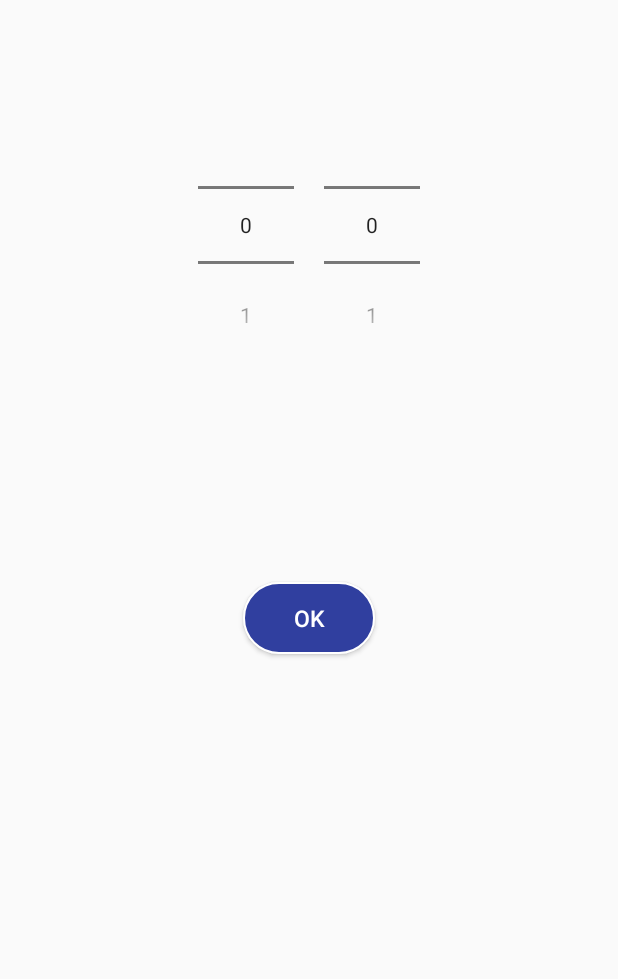
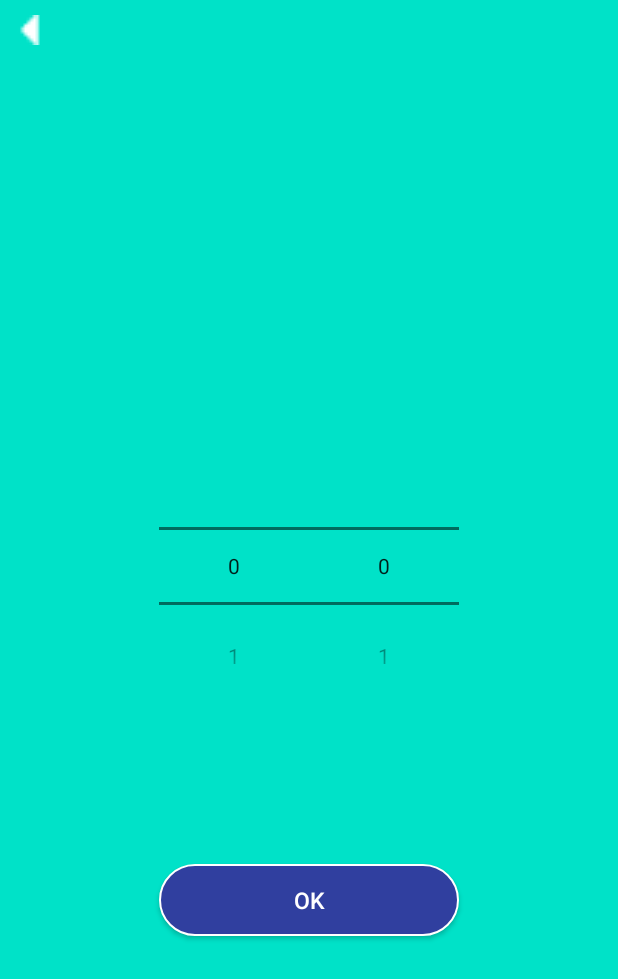
Before and after one commit to Thrirry/SoundWaves, an Android app: the SettingCountdownActivity screen opened directly, with no data from a screen before it, on a phone screen of 412 x 824 dp. Shown: the top 979 px of the screen. Run offline under Robolectric (Android 15) with nearby library versions, the phone set to English and light mode, and no system bars; our stand-ins replace ButterKnife.

Commit message:
update version 1.2

```diff
--- a/app/src/main/java/com/ev/gone/fubiz/Views/CountdownActivity.java
+++ b/app/src/main/java/com/ev/gone/fubiz/Views/CountdownActivity.java
@@ -29,6 +29,7 @@ public class CountdownActivity extends AppCompatActivity {
 
     private long timeCountInMilliSeconds;
     private CountDownTimer countDownTimer;
+
 
 
 
@@ -83,6 +84,7 @@ public class CountdownActivity extends AppCompatActivity {
             }
         });
     }
+
 
     private void startStop() {
 
--- a/app/src/main/java/com/ev/gone/fubiz/Views/SettingCountdownActivity.java
+++ b/app/src/main/java/com/ev/gone/fubiz/Views/SettingCountdownActivity.java
@@ -6,8 +6,6 @@ import android.os.Bundle;
 
 import com.ev.gone.fubiz.R;
 
-import android.support.v7.app.AppCompatActivity;
-import android.os.Bundle;
 import android.view.View;
 import android.widget.Button;
 import android.widget.NumberPicker;
@@ -27,6 +25,9 @@ public class SettingCountdownActivity extends AppCompatActivity {
     @BindView(R.id.npMinutes)
     NumberPicker npMinutes = null;
 
+    Button back_to_alpha_main;
+
+
 
     private long minutes;
 
@@ -40,6 +41,7 @@ public class SettingCountdownActivity extends AppCompatActivity {
         npHours.setMaxValue(12);
         npHours.setMinValue(0);
         npHours.setWrapSelectorWheel(false);
+
 
 //Set values picker minutes
         npMinutes.setMaxValue(60);
@@ -62,5 +64,19 @@ public class SettingCountdownActivity extends AppCompatActivity {
                 }
             }
         });
+
+
+        back_to_alpha_main = (Button) findViewById(R.id.back_to_alpha_main);
+        back_to_alpha_main.setOnClickListener(new View.OnClickListener() {
+            @Override
+            public void onClick(View v) {
+
+                Intent redirect_one = new Intent(SettingCountdownActivity.this, AlphaActivity.class);
+                startActivity(redirect_one);
+
+
+            }
+        });
+
     }
 }
--- a/app/src/main/res/layout/activity_alpha_main.xml
+++ b/app/src/main/res/layout/activity_alpha_main.xml
@@ -151,7 +151,7 @@
         </LinearLayout>
 
 
-
+        <!--Just for test-->
         <LinearLayout
             android:layout_width="match_parent"
             android:layout_height="wrap_content"
@@ -161,8 +161,9 @@
             <TextView
                 android:id="@+id/tvTest_alpha"
                 android:layout_width="wrap_content"
-                android:layout_height="20dp"
+                android:layout_height="1dp"
                 android:layout_gravity="center"
+                android:textColor="@color/cyanBackground"
                 />
 
         </LinearLayout>
--- a/app/src/main/res/layout/activity_setting_countdown.xml
+++ b/app/src/main/res/layout/activity_setting_countdown.xml
@@ -1,49 +1,85 @@
 <?xml version="1.0" encoding="utf-8"?>
-<RelativeLayout xmlns:android="http://schemas.android.com/apk/res/android"
+<LinearLayout xmlns:android="http://schemas.android.com/apk/res/android"
     xmlns:app="http://schemas.android.com/apk/res-auto"
     xmlns:tools="http://schemas.android.com/tools"
     android:layout_width="match_parent"
     android:layout_height="match_parent"
-    tools:context="com.ev.gone.fubiz.Views.SettingCountdownActivity">
+    android:orientation="vertical"
+    tools:context="com.ev.gone.fubiz.Views.SettingCountdownActivity"
+    android:background="@color/cyanBackground"
+    android:weightSum="5">
+
+    <LinearLayout
+        android:layout_width="match_parent"
+        android:layout_height="0dp"
+        android:layout_weight="1"
+        android:layout_margin="10dp">
+
+        <LinearLayout
+            android:layout_width="wrap_content"
+            android:layout_height="wrap_content"
+            android:gravity="top|start">
+
+            <LinearLayout
+                android:layout_width="wrap_content"
+                android:layout_height="wrap_content">
+
+                <Button
+                    android:id="@+id/back_to_alpha_main"
+                    android:layout_width="20dp"
+                    android:layout_height="20dp"
+                    android:background="@mipmap/backarrow" />
+
+            </LinearLayout>
+
+        </LinearLayout>
+
+    </LinearLayout>
+
+
 
 
     <LinearLayout
         android:layout_width="match_parent"
-        android:layout_height="wrap_content"
+        android:layout_height="0dp"
         android:gravity="center"
         android:layout_marginTop="60dp"
+        android:layout_weight="2"
         >
 
         <NumberPicker
             android:id="@+id/npHours"
-            android:layout_width="wrap_content"
+            android:layout_width="100dp"
             android:layout_height="wrap_content">
-
         </NumberPicker>
-
 
         <NumberPicker
             android:id="@+id/npMinutes"
-            android:layout_width="wrap_content"
+            android:layout_width="100dp"
             android:layout_height="wrap_content"
-            android:layout_toRightOf="@+id/npHours"
-            android:layout_marginLeft="20dp">
-
+            android:layout_toRightOf="@+id/npHours">
         </NumberPicker>
 
     </LinearLayout>
 
+    <LinearLayout
+        android:layout_width="match_parent"
+        android:layout_height="0dp"
+        android:layout_weight="1"
+        android:gravity="center">
+
         <Button
             android:id="@+id/btnOK"
-        android:layout_width="wrap_content"
+            android:layout_width="200dp"
             android:layout_height="wrap_content"
             android:text="OK"
-        android:layout_centerInParent="true"
             android:background="@drawable/button_countdown"
             android:textColor="@color/white"
-        android:textSize="15dp"
-        />
+            android:textSize="15dp" />
+
+    </LinearLayout>
 
 
 
-</RelativeLayout>
+
+</LinearLayout>
```
Also changed, not shown: app/src/main/AndroidManifest.xml (+5 -4 lines), app/src/main/java/com/ev/gone/fubiz/Views/AlphaActivity.java (+27 -46 lines), app/src/main/java/com/ev/gone/fubiz/Views/AlphaSettingActivity.java (+0 -44 lines). Lines whose indentation alone changed are shown as unchanged.
